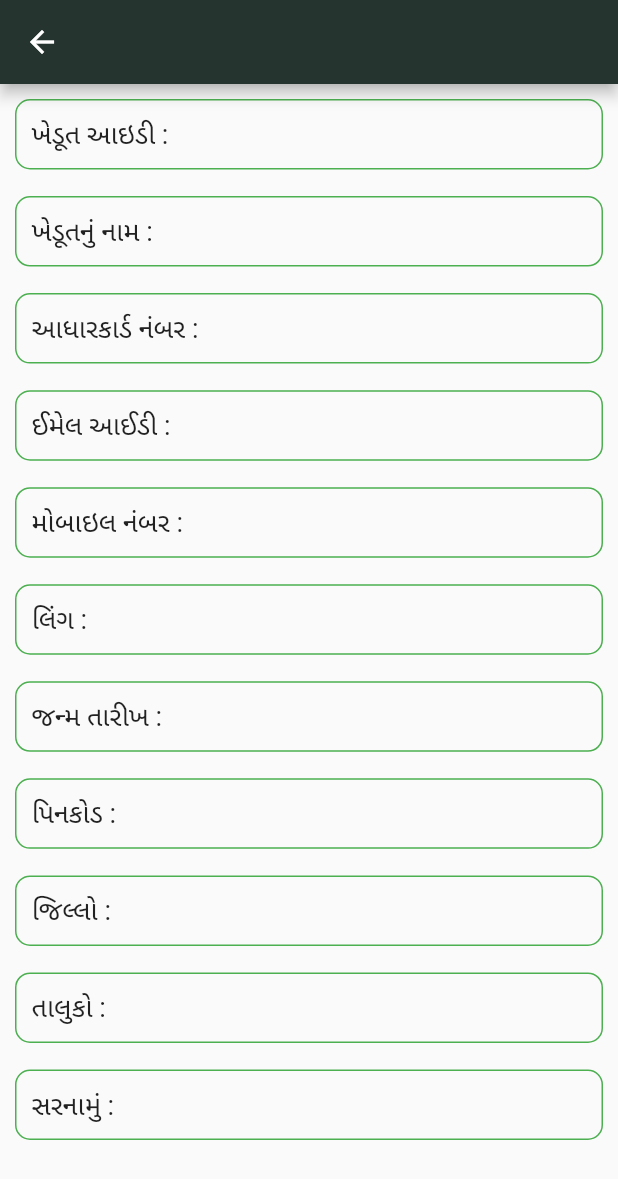
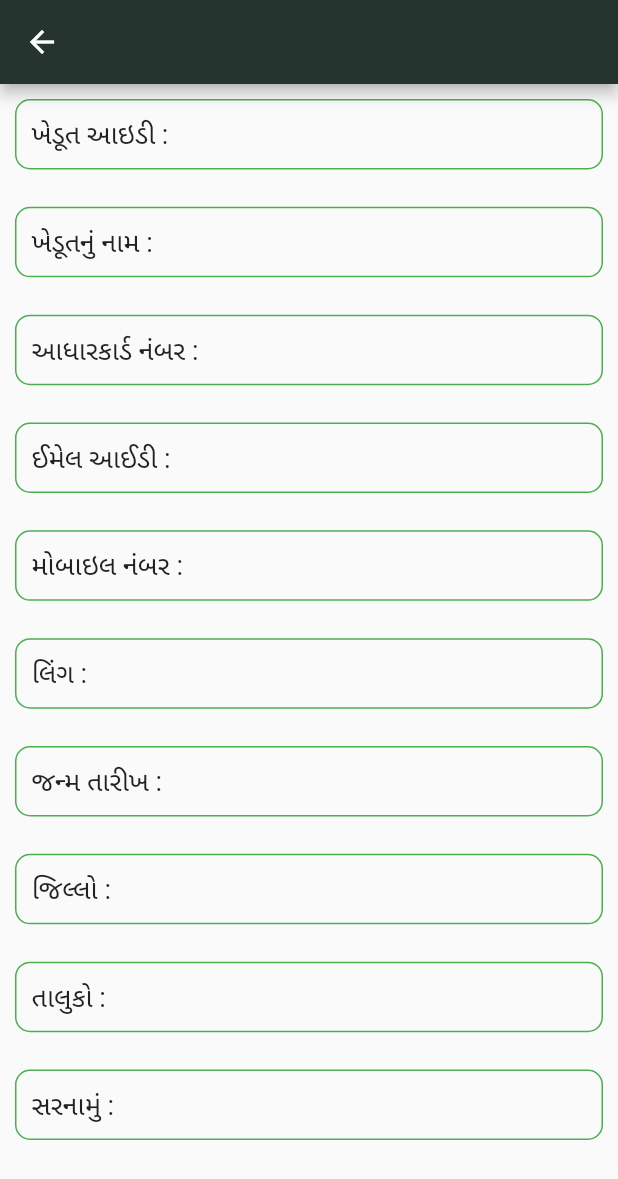
Before and after one commit to IndesignGraphics/hackster, a Flutter app: the ProfileInfo screen opened directly with empty values, on a phone screen of 412 x 824 dp. Shown: the top 1179 px of the screen. Run offline on Flutter 3.47's test engine with Material 2 defaults, Android fonts, the phone set to English and light mode, and no system bars; our stand-ins replace firebase_auth, firebase_core, flutter_svg, geocoding, geolocator, image_picker and 1 more; accounts and stored records are empty; generated files the repository leaves out were written again; network calls fail.

Commit message:
some minor fixes

```diff
--- a/lib/screens/profile/profile_info.dart
+++ b/lib/screens/profile/profile_info.dart
@@ -188,30 +188,30 @@ class ProfileInfo extends StatelessWidget {
                   ],
                 ),
               ),
-              Container(
-                padding: const EdgeInsets.all(10),
-                width: double.infinity,
-                decoration: BoxDecoration(
-                  // color: Colors.greenAccent,
-                  borderRadius: BorderRadius.circular(10),
-                  border: Border.all(color: Colors.green),
-                ),
-                child: Row(
-                  children: [
-                    Text(
-                      '${AppLocalizations.of(context)?.pincode} : ',
-                      style: const TextStyle(fontSize: 18),
-                    ),
-                    Text(
-                      farmerData['perinfo']['pincode'],
-                      style: const TextStyle(
-                        fontSize: 18,
-                        fontWeight: FontWeight.bold,
-                      ),
-                    ),
-                  ],
-                ),
-              ),
+              // Container(
+              //   padding: const EdgeInsets.all(10),
+              //   width: double.infinity,
+              //   decoration: BoxDecoration(
+              //     // color: Colors.greenAccent,
+              //     borderRadius: BorderRadius.circular(10),
+              //     border: Border.all(color: Colors.green),
+              //   ),
+              //   child: Row(
+              //     children: [
+              //       Text(
+              //         '${AppLocalizations.of(context)?.pincode} : ',
+              //         style: const TextStyle(fontSize: 18),
+              //       ),
+              //       Text(
+              //         farmerData['perinfo']['pincode'],
+              //         style: const TextStyle(
+              //           fontSize: 18,
+              //           fontWeight: FontWeight.bold,
+              //         ),
+              //       ),
+              //     ],
+              //   ),
+              // ),
               Container(
                 padding: const EdgeInsets.all(10),
                 width: double.infinity,
```
Also changed, not shown: lib/screens/navigation/market_price.dart (+22 -13 lines).
